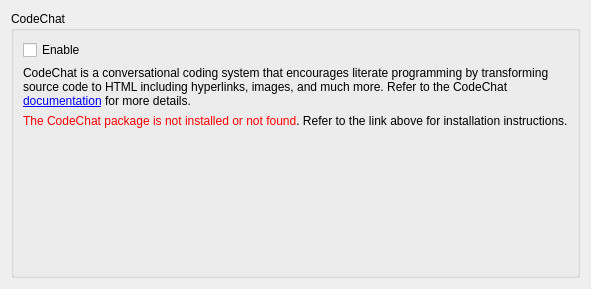
andreikop/enki, file enki/plugins/preview/Settings.ui: the form before one commit.
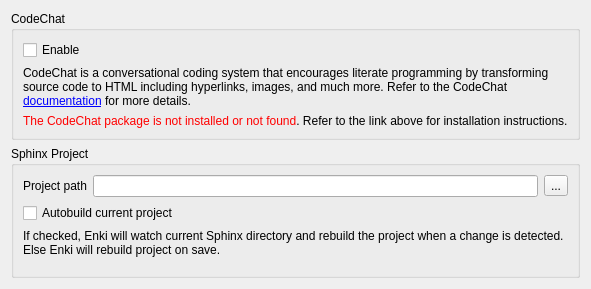
The form after the commit.

Commit message: Add: Start building setting GUI.

Patch:
```diff
--- a/enki/plugins/preview/Settings.ui
+++ b/enki/plugins/preview/Settings.ui
@@ -53,6 +53,62 @@
         </property>
        </widget>
       </item>
+     </layout>
+    </widget>
+   </item>
+   <item>
+    <widget class="QGroupBox" name="gbSphinxProject">
+     <property name="title">
+      <string>Sphinx Project</string>
+     </property>
+     <layout class="QVBoxLayout" name="verticalLayout_3">
+      <item>
+       <layout class="QHBoxLayout" name="horizontalLayout">
+        <item>
+         <widget class="QLabel" name="label_2">
+          <property name="text">
+           <string>Project path</string>
+          </property>
+         </widget>
+        </item>
+        <item>
+         <widget class="QLineEdit" name="leSProjectPath"/>
+        </item>
+        <item>
+         <widget class="QToolButton" name="pbSProjectPath">
+          <property name="text">
+           <string>...</string>
+          </property>
+         </widget>
+        </item>
+       </layout>
+      </item>
+      <item>
+       <widget class="QCheckBox" name="cbAutoBuildEnable">
+        <property name="text">
+         <string>Autobuild current project</string>
+        </property>
+        <property name="checkable">
+         <bool>true</bool>
+        </property>
+        <property name="checked">
+         <bool>false</bool>
+        </property>
+       </widget>
+      </item>
+      <item>
+       <widget class="QLabel" name="label_3">
+        <property name="text">
+         <string>&lt;html&gt;&lt;head/&gt;&lt;body&gt;&lt;p&gt;If checked, Enki will watch current Sphinx directory and rebuild the project when a change is detected. Else Enki will rebuild project on save.&lt;/body&gt;&lt;/html&gt;</string>
+        </property>
+        <property name="wordWrap">
+         <bool>true</bool>
+        </property>
+        <property name="openExternalLinks">
+         <bool>true</bool>
+        </property>
+       </widget>
+      </item>
       <item>
        <spacer name="verticalSpacer">
         <property name="orientation">
```
